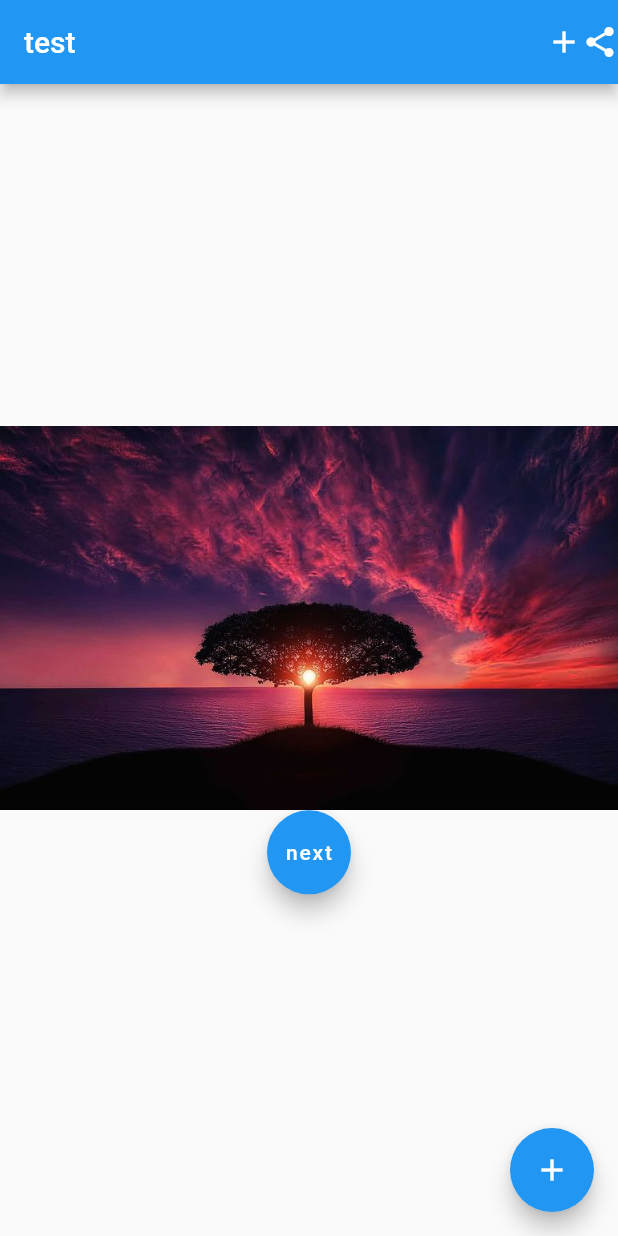
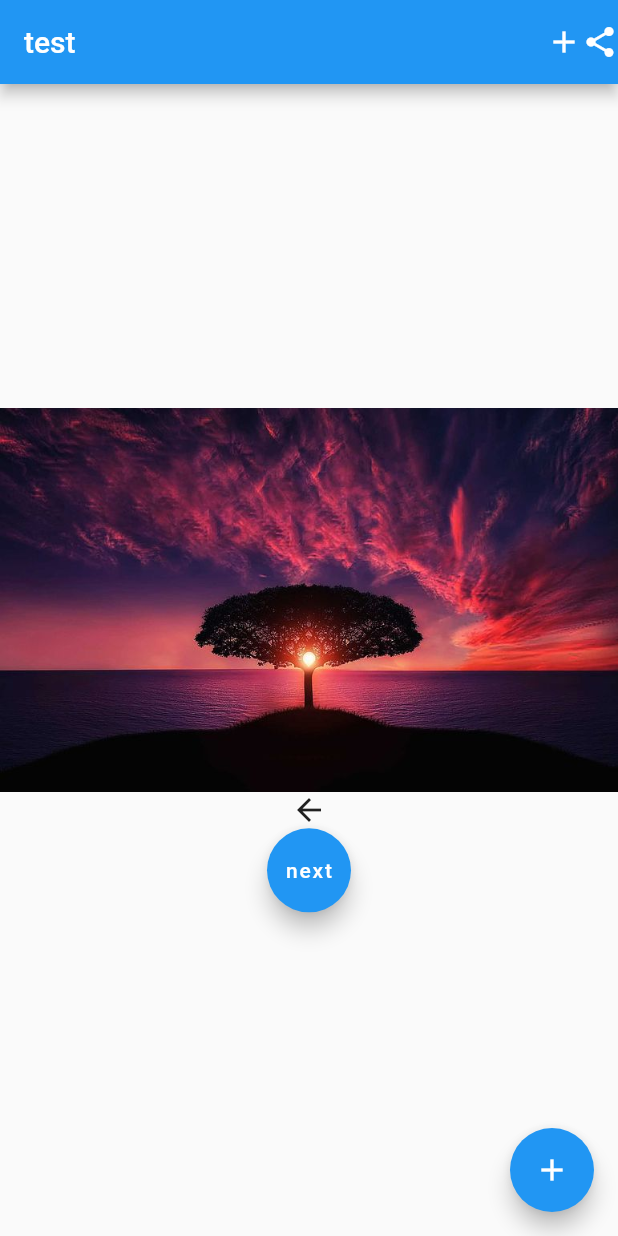
Before and after one commit to onishi-kohei/test-flutter, a Flutter app: the screen it shows after launch, on a phone screen of 412 x 824 dp. Run offline on Flutter 3.47's test engine with Material 2 defaults, Android fonts, the phone set to English and light mode, and no system bars.

Commit message:
add icon

```diff
--- a/lib/main.dart
+++ b/lib/main.dart
@@ -56,6 +56,7 @@ class _MyHomePageState extends State<MyHomePage> {
           mainAxisAlignment: MainAxisAlignment.center,
           children: <Widget>[
             Image.asset('images/tree.jpg'),
+            Icon(Icons.arrow_back),
             FloatingActionButton(
               child: Text('next'),
               onPressed: () async {
```
